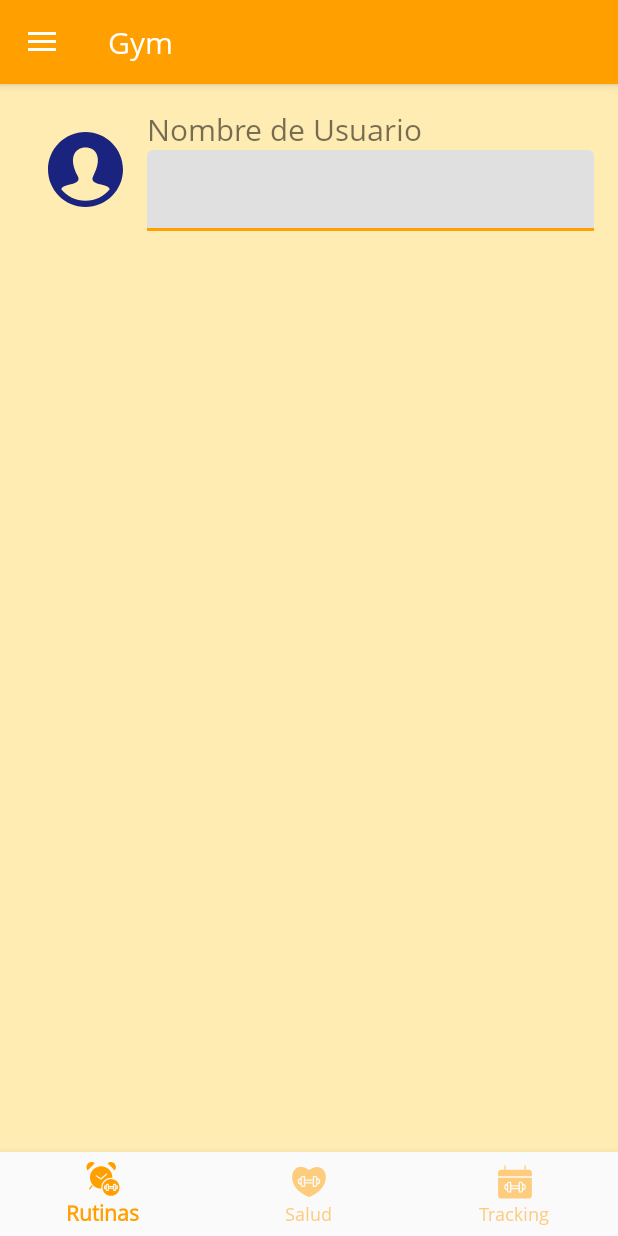
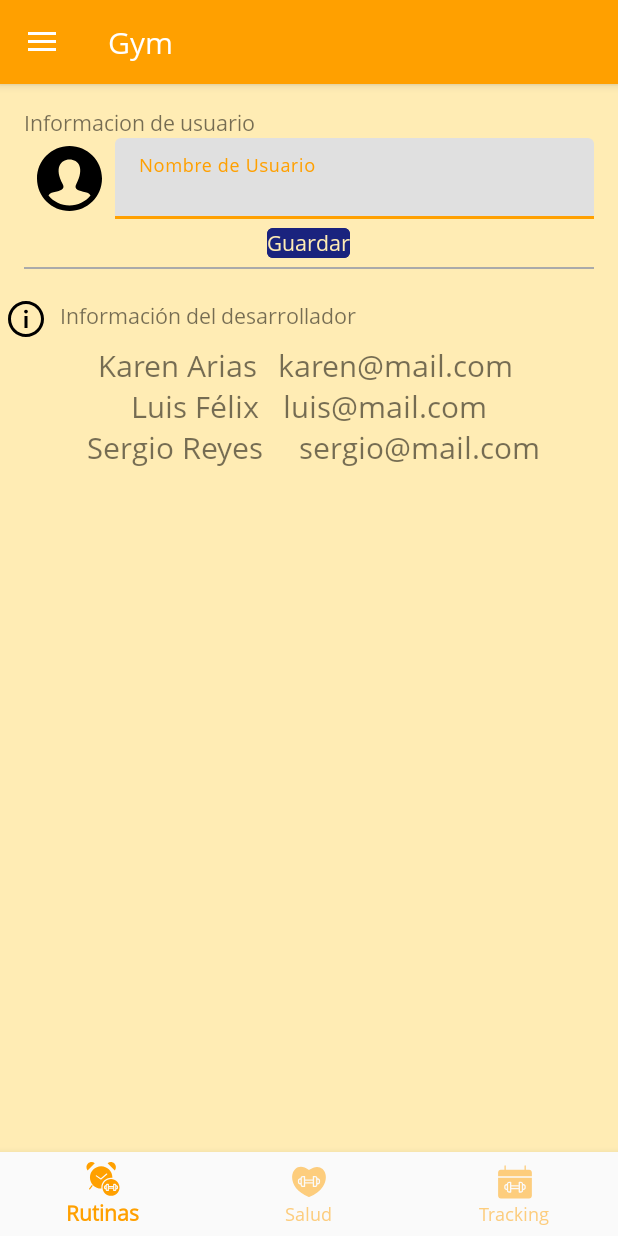
Before and after one commit to FINALGVI/final, an Android app: the screen it shows after launch (NavigationSide), after a tap on "Informacion de App", on a phone screen of 412 x 824 dp. Run offline under Robolectric (Android 15) with nearby library versions, the phone set to English and light mode, and no system bars; 2 other taps on this screen came first.

Commit message:
settings :)

```diff
--- a/GYM/app/src/main/res/layout/fragment_settings_.xml
+++ b/GYM/app/src/main/res/layout/fragment_settings_.xml
@@ -2,44 +2,97 @@
     android:layout_width="match_parent"
     android:layout_height="match_parent"
     xmlns:tools="http://schemas.android.com/tools"
-    android:background="#FFECB3"
+    android:background="@color/background"
     tools:context=".Settings_Frag">
 
     <RelativeLayout
+        android:id="@+id/r1"
         android:layout_width="wrap_content"
         android:layout_height="wrap_content"
         android:layout_margin="@dimen/activity_horizontal_margin">
 
-        <ImageView android:id="@+id/img"
-            android:layout_width="50dp"
-            android:layout_height="50dp"
-            android:src="@drawable/ic_user"
-            android:tint="@color/colorAccent"
-            android:layout_margin="@dimen/activity_horizontal_margin"/>
+        <TextView
+            android:id="@+id/txt"
+            android:layout_width="wrap_content"
+            android:layout_height="wrap_content"
+            android:text="Informacion de usuario" />
 
-        <LinearLayout
+
+        <LinearLayout android:id="@+id/l1"
             android:layout_width="match_parent"
             android:layout_height="wrap_content"
-            android:orientation="vertical"
-            android:layout_toRightOf="@+id/img">
+            android:layout_below="@+id/txt">
 
-            <TextView
-                android:layout_width="wrap_content"
-                android:layout_height="wrap_content"
-                android:text="@string/usuario_nombre"
-                android:textSize="20sp" />
+            <ImageView
+                android:layout_width="50dp"
+                android:layout_height="match_parent"
+                android:src="@drawable/ic_user"
+                android:layout_margin="5dp"/>
 
             <android.support.design.widget.TextInputLayout
                 android:id="@+id/nombre"
                 style="@style/Widget.MaterialComponents.TextInputLayout.FilledBox.Dense"
                 android:layout_width="match_parent"
-                android:layout_height="wrap_content">
+                android:layout_height="wrap_content"
+                android:hint="@string/usuario_nombre">
 
                 <android.support.design.widget.TextInputEditText
                     android:layout_width="match_parent"
                     android:layout_height="wrap_content" />
             </android.support.design.widget.TextInputLayout>
         </LinearLayout>
+
+        <android.support.design.button.MaterialButton
+            android:id="@+id/btnguardar"
+            android:layout_width="wrap_content"
+            android:layout_height="wrap_content"
+            android:layout_below="@+id/l1"
+            android:layout_centerHorizontal="true"
+            android:backgroundTint="@color/colorAccent"
+            android:text="Guardar"
+            android:textColor="@color/background" />
+
+        <View
+            android:layout_width="match_parent"
+            android:layout_height="1dp"
+            android:layout_below="@+id/btnguardar"
+            android:background="@android:color/darker_gray" />
     </RelativeLayout>
 
+    <LinearLayout
+        android:layout_width="match_parent"
+        android:layout_height="wrap_content"
+        android:layout_below="@+id/r1"
+        android:orientation="vertical">
+
+        <LinearLayout
+            android:layout_width="match_parent"
+            android:layout_height="wrap_content">
+
+            <ImageView
+                android:id="@+id/info"
+                android:layout_width="wrap_content"
+                android:layout_height="wrap_content"
+                android:padding="5dp"
+                android:src="@drawable/ic_info" />
+
+            <TextView
+                android:layout_width="wrap_content"
+                android:layout_height="wrap_content"
+                android:labelFor="@+id/info"
+                android:padding="5dp"
+                android:text="Información del desarrollador" />
+        </LinearLayout>
+
+        <TextView
+            android:layout_width="match_parent"
+            android:layout_height="wrap_content"
+            android:fontFamily="@font/opensans"
+            android:text="Karen Arias\t\tkaren@mail.com \n
+Luis Félix\t\tluis@mail.com \n
+Sergio Reyes\t\tsergio@mail.com"
+            android:textAlignment="center"
+            android:textSize="20sp" />
+
+    </LinearLayout>
 </RelativeLayout>
```
